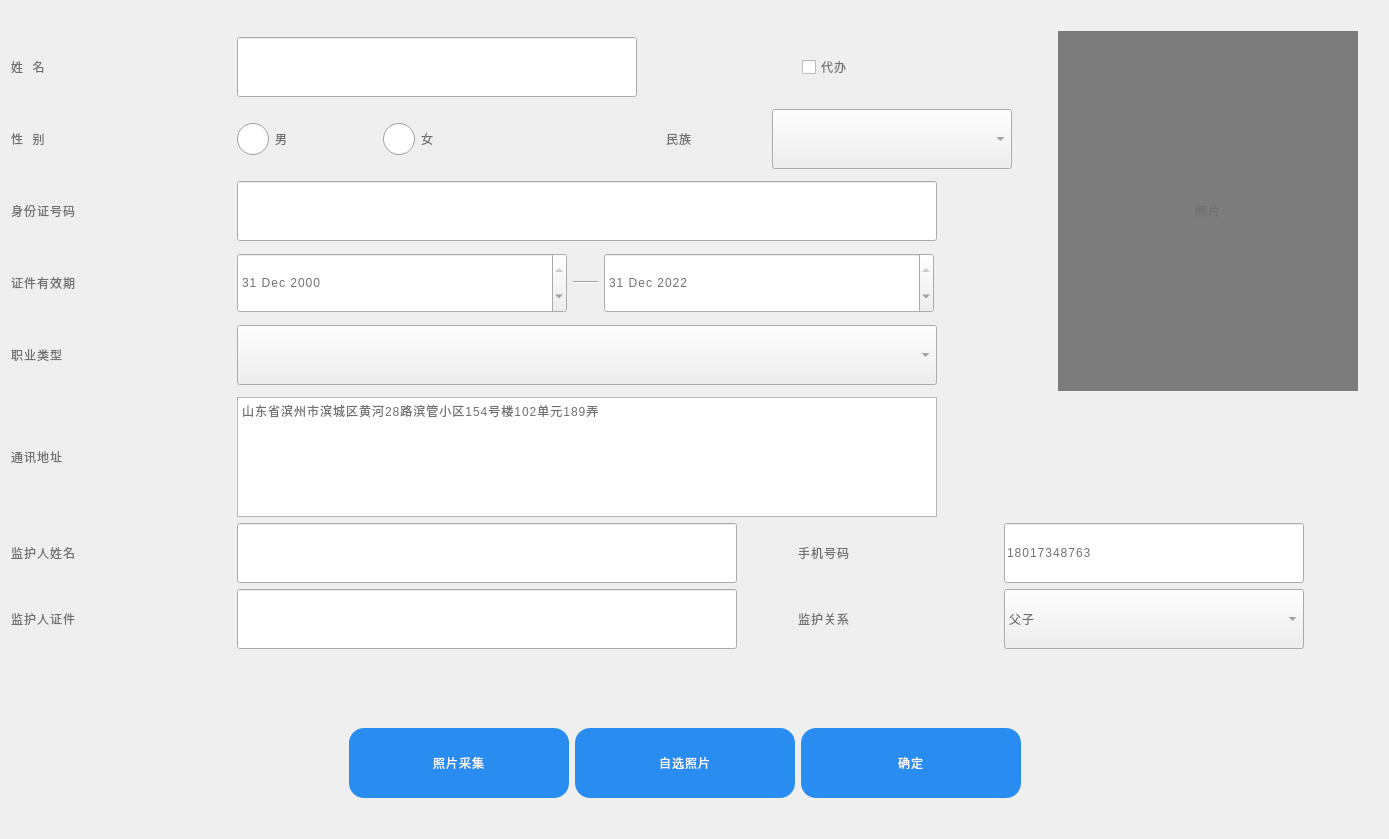
Above: SSCard_System/uc_inputidcardinfo.ui from leithergit/SSCard_System before the change. Below: the same form after it.
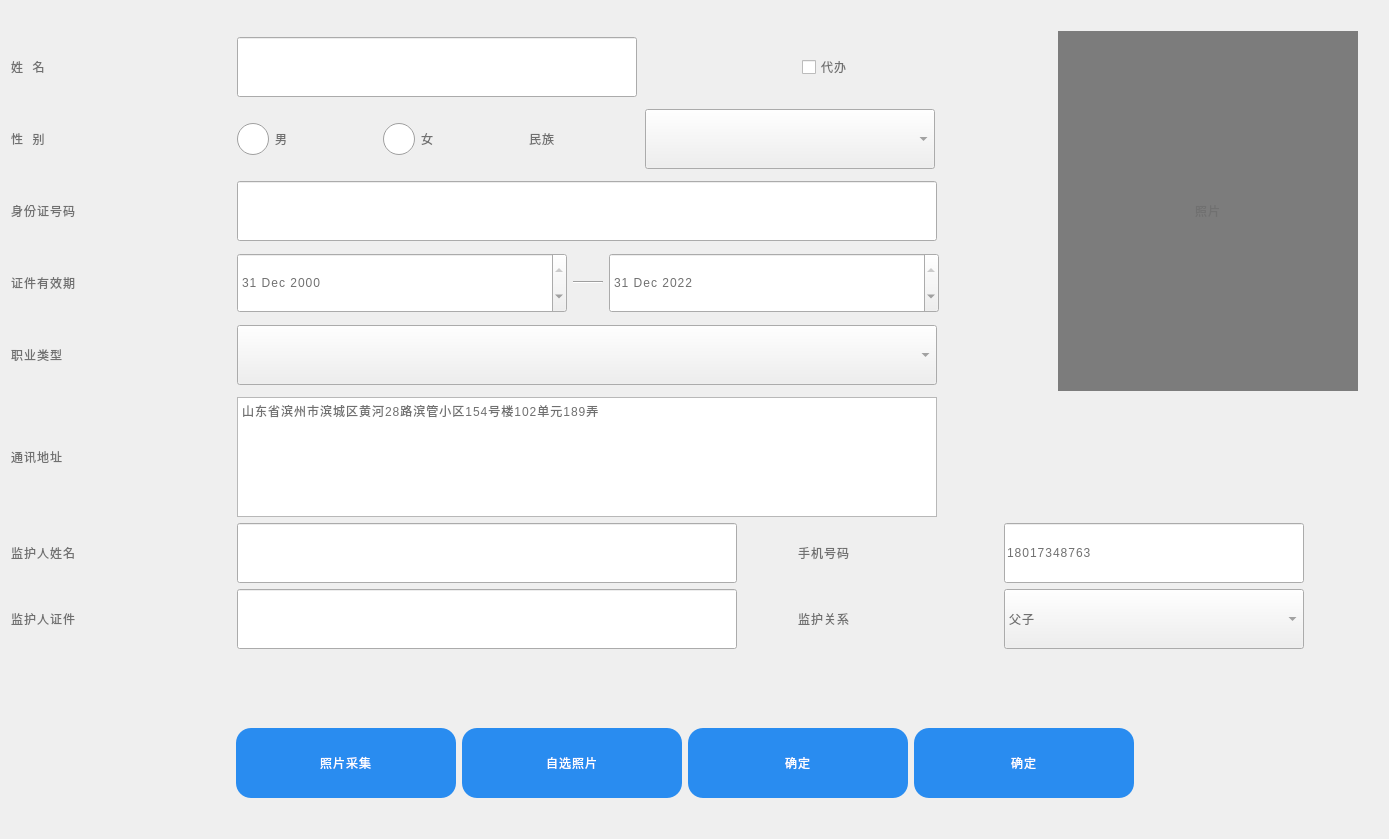
That is the form after the change. Icons and pictures are not drawn.

What changed in the file:
```diff
--- a/SSCard_System/uc_inputidcardinfo.ui
+++ b/SSCard_System/uc_inputidcardinfo.ui
@@ -271,6 +271,9 @@
                <property name="orientation">
                 <enum>Qt::Horizontal</enum>
                </property>
+               <property name="sizeType">
+                <enum>QSizePolicy::Fixed</enum>
+               </property>
                <property name="sizeHint" stdset="0">
                 <size>
                  <width>40</width>
@@ -283,7 +286,7 @@
               <widget class="QLabel" name="label_Nation">
                <property name="minimumSize">
                 <size>
-                 <width>100</width>
+                 <width>110</width>
                  <height>40</height>
                 </size>
                </property>
@@ -311,7 +314,7 @@
                </property>
                <property name="maximumSize">
                 <size>
-                 <width>240</width>
+                 <width>290</width>
                  <height>60</height>
                 </size>
                </property>
@@ -326,7 +329,7 @@
                 <enum>Qt::Horizontal</enum>
                </property>
                <property name="sizeType">
-                <enum>QSizePolicy::Fixed</enum>
+                <enum>QSizePolicy::Expanding</enum>
                </property>
                <property name="sizeHint" stdset="0">
                 <size>
@@ -453,7 +456,7 @@
               <widget class="Line" name="line">
                <property name="minimumSize">
                 <size>
-                 <width>25</width>
+                 <width>30</width>
                  <height>0</height>
                 </size>
                </property>
@@ -1025,6 +1028,34 @@
          </property>
         </widget>
        </item>
+       <item>
+        <widget class="QPushButton" name="pushButton_GetCardID">
+         <property name="enabled">
+          <bool>true</bool>
+         </property>
+         <property name="minimumSize">
+          <size>
+           <width>220</width>
+           <height>70</height>
+          </size>
+         </property>
+         <property name="styleSheet">
+          <string notr="true">QPushButton{background-color: #298cf0;
+border-radius: 15px;
+font: 36px &quot;思源黑体 CN Medium&quot;;
+font-weight: normal;
+line-height: 49px;
+letter-spacing: 1px;
+color: #ffffff;}
+QPushButton:pressed{background:#38a357;}
+QPushButton:!enabled{background:#cacaca;}
+</string>
+         </property>
+         <property name="text">
+          <string>确定</string>
+         </property>
+        </widget>
+       </item>
        <item>
         <spacer name="horizontalSpacer_3">
          <property name="orientation">
```
Left out of the diff: 3 changed lines with no effect on the pictures.
